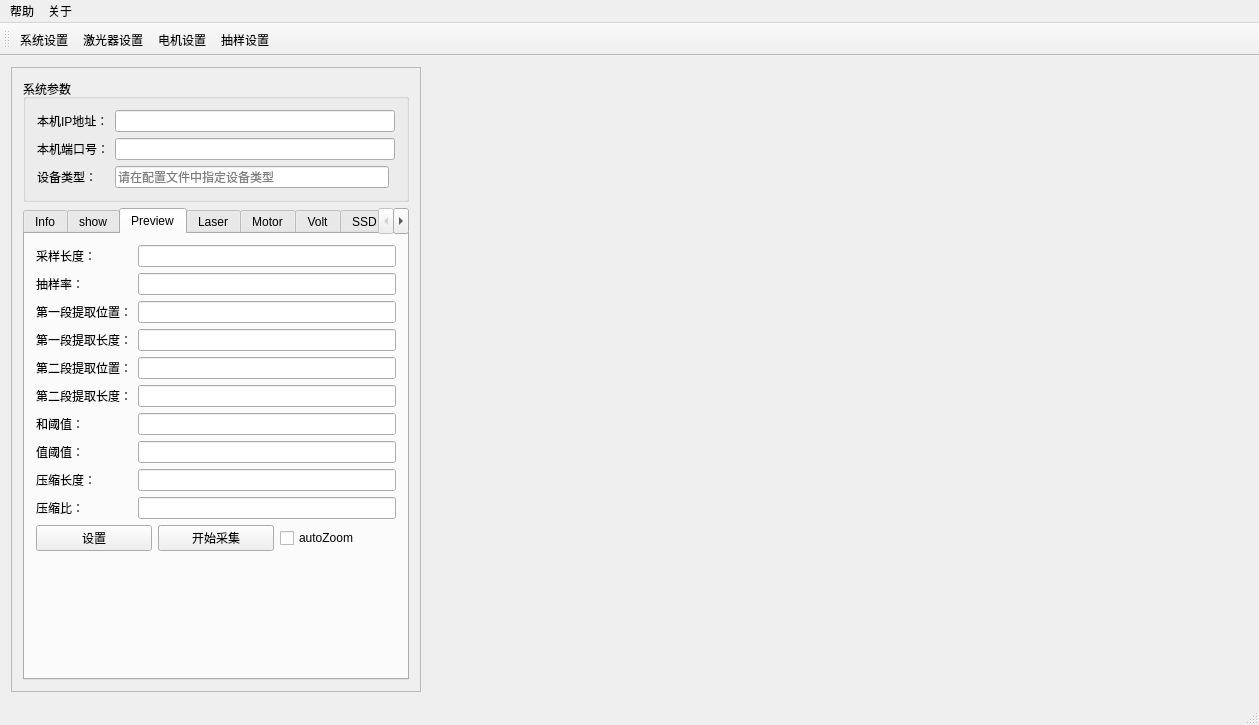
First picture: the form in ui/mainwindow.ui, repository kdurant/qt_study, before the edit.
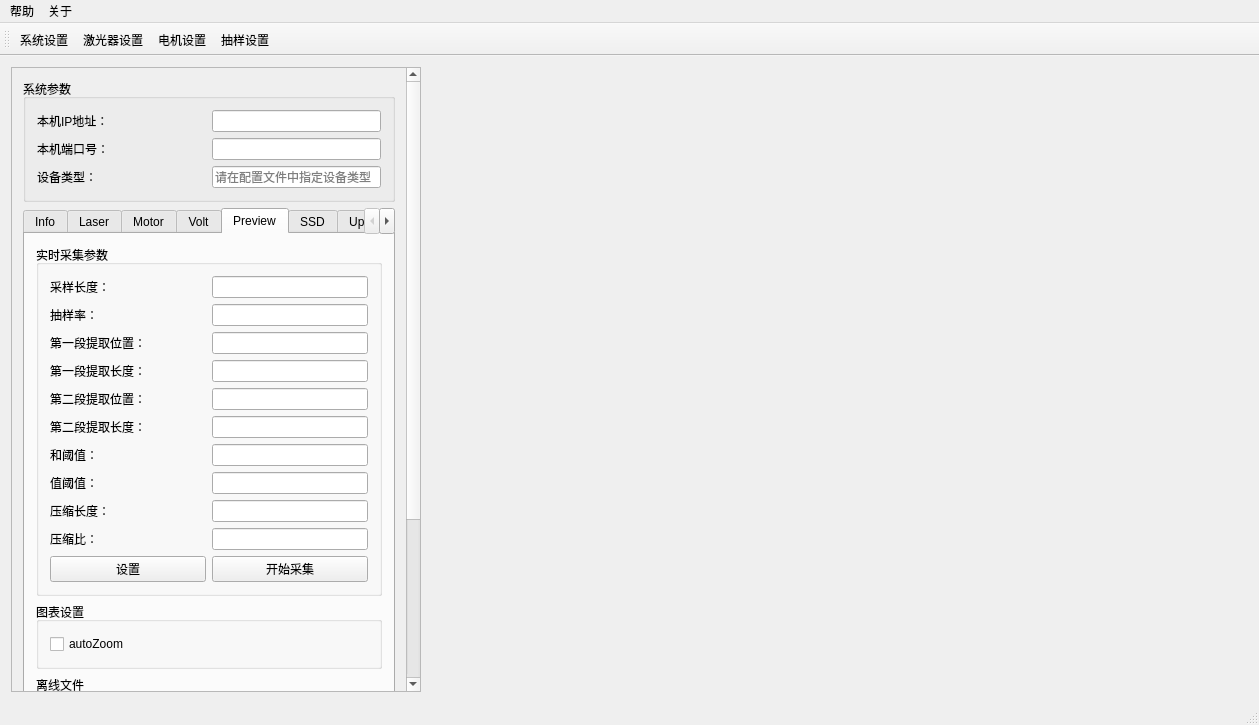
Second picture: the form after the edit. The open tabs and pages were chosen to show the change. Icons and pictures are not drawn. Custom widgets are drawn as their Qt base class.

Patch:
```diff
--- a/ui/mainwindow.ui
+++ b/ui/mainwindow.ui
@@ -32,7 +32,7 @@
          <x>0</x>
          <y>0</y>
          <width>396</width>
-         <height>618</height>
+         <height>907</height>
         </rect>
        </property>
        <layout class="QVBoxLayout" name="verticalLayout_2">
@@ -41,7 +41,30 @@
           <property name="title">
            <string>系统参数</string>
           </property>
-          <layout class="QGridLayout" name="gridLayout_9">
+          <layout class="QGridLayout" name="gridLayout_7">
+           <item row="0" column="0">
+            <widget class="QLabel" name="label_47">
+             <property name="text">
+              <string>本机IP地址：</string>
+             </property>
+            </widget>
+           </item>
+           <item row="0" column="1">
+            <widget class="QLineEdit" name="lineEdit_localIP">
+             <property name="sizePolicy">
+              <sizepolicy hsizetype="Preferred" vsizetype="Fixed">
+               <horstretch>0</horstretch>
+               <verstretch>0</verstretch>
+              </sizepolicy>
+             </property>
+             <property name="inputMask">
+              <string/>
+             </property>
+             <property name="text">
+              <string/>
+             </property>
+            </widget>
+           </item>
            <item row="1" column="0">
             <widget class="QLabel" name="label_44">
              <property name="text">
@@ -49,25 +72,34 @@
              </property>
             </widget>
            </item>
-           <item row="1" column="1" colspan="2">
+           <item row="1" column="1">
             <widget class="QLineEdit" name="lineEdit_localPort">
+             <property name="sizePolicy">
+              <sizepolicy hsizetype="Preferred" vsizetype="Fixed">
+               <horstretch>0</horstretch>
+               <verstretch>0</verstretch>
+              </sizepolicy>
+             </property>
              <property name="text">
               <string/>
              </property>
             </widget>
            </item>
-           <item row="0" column="1" colspan="2">
-            <widget class="QLineEdit" name="lineEdit_localIP">
-             <property name="inputMask">
-              <string/>
-             </property>
+           <item row="2" column="0">
+            <widget class="QLabel" name="label_4">
              <property name="text">
-              <string/>
+              <string>设备类型：</string>
              </property>
             </widget>
            </item>
            <item row="2" column="1">
             <widget class="QLineEdit" name="lineEdit_radarType">
+             <property name="sizePolicy">
+              <sizepolicy hsizetype="Preferred" vsizetype="Fixed">
+               <horstretch>0</horstretch>
+               <verstretch>0</verstretch>
+              </sizepolicy>
+             </property>
              <property name="readOnly">
               <bool>true</bool>
              </property>
@@ -76,20 +108,6 @@
              </property>
             </widget>
            </item>
-           <item row="2" column="0">
-            <widget class="QLabel" name="label_4">
-             <property name="text">
-              <string>设备类型：</string>
-             </property>
-            </widget>
-           </item>
-           <item row="0" column="0">
-            <widget class="QLabel" name="label_47">
-             <property name="text">
-              <string>本机IP地址：</string>
-             </property>
-            </widget>
-           </item>
           </layout>
          </widget>
         </item>
@@ -142,292 +160,6 @@
             </item>
            </layout>
           </widget>
-          <widget class="QWidget" name="tab_6">
-           <attribute name="title">
-            <string>show</string>
-           </attribute>
-           <layout class="QGridLayout" name="gridLayout_7">
-            <item row="2" column="2">
-             <widget class="QLineEdit" name="lineEdit_previewFrameInterval">
-              <property name="text">
-               <string>1</string>
-              </property>
-              <property name="readOnly">
-               <bool>false</bool>
-              </property>
-             </widget>
-            </item>
-            <item row="2" column="0">
-             <widget class="QLabel" name="label_6">
-              <property name="text">
-               <string>预览帧间隔：</string>
-              </property>
-             </widget>
-            </item>
-            <item row="1" column="2">
-             <widget class="QLineEdit" name="lineEdit_validFrameNum">
-              <property name="text">
-               <string>0</string>
-              </property>
-              <property name="readOnly">
-               <bool>true</bool>
-              </property>
-             </widget>
-            </item>
-            <item row="3" column="2">
-             <widget class="QLineEdit" name="lineEdit_previewTimeInterval">
-              <property name="text">
-               <string>100</string>
-              </property>
-             </widget>
-            </item>
-            <item row="0" column="0">
-             <widget class="QPushButton" name="btn_selectOfflineFile">
-              <property name="text">
-               <string>选择文件</string>
-              </property>
-             </widget>
-            </item>
-            <item row="5" column="0">
-             <widget class="QSpinBox" name="spin_framePos">
-              <property name="sizePolicy">
-               <sizepolicy hsizetype="Minimum" vsizetype="Minimum">
-                <horstretch>0</horstretch>
-                <verstretch>0</verstretch>
-               </sizepolicy>
-              </property>
-              <property name="maximumSize">
-               <size>
-                <width>16777215</width>
-                <height>16777215</height>
-               </size>
-              </property>
-             </widget>
-            </item>
-            <item row="0" column="2">
-             <widget class="QLineEdit" name="lineEdit_selectShowFile">
-              <property name="readOnly">
-               <bool>true</bool>
-              </property>
-             </widget>
-            </item>
-            <item row="1" column="0" colspan="2">
-             <widget class="QLabel" name="lable_validFrameNum">
-              <property name="text">
-               <string>有效采样帧个数:</string>
-              </property>
-             </widget>
-            </item>
-            <item row="6" column="0">
-             <spacer name="verticalSpacer_3">
-              <property name="orientation">
-               <enum>Qt::Vertical</enum>
-              </property>
-              <property name="sizeHint" stdset="0">
-               <size>
-                <width>20</width>
-                <height>40</height>
-               </size>
-              </property>
-             </spacer>
-            </item>
-            <item row="5" column="1" colspan="2">
-             <widget class="QSlider" name="slider_framePos">
-              <property name="orientation">
-               <enum>Qt::Horizontal</enum>
-              </property>
-             </widget>
-            </item>
-            <item row="3" column="0" colspan="2">
-             <widget class="QLabel" name="label_19">
-              <property name="text">
-               <string>预览时间间隔(ms)：</string>
-              </property>
-             </widget>
-            </item>
-            <item row="4" column="2">
-             <widget class="QPushButton" name="btn_stopShowWave">
-              <property name="text">
-               <string>停止</string>
-              </property>
-             </widget>
-            </item>
-            <item row="4" column="0" colspan="2">
-             <widget class="QPushButton" name="bt_showWave">
-              <property name="text">
-               <string>开始</string>
-              </property>
-             </widget>
-            </item>
-           </layout>
-          </widget>
-          <widget class="QWidget" name="tab_4">
-           <attribute name="title">
-            <string>Preview</string>
-           </attribute>
-           <layout class="QVBoxLayout" name="verticalLayout">
-            <item>
-             <layout class="QGridLayout" name="gridLayout_3">
-              <item row="6" column="1">
-               <widget class="QLineEdit" name="lineEdit_sumThreshold"/>
-              </item>
-              <item row="9" column="0">
-               <widget class="QLabel" name="label_subThreshold_3">
-                <property name="text">
-                 <string>压缩比：</string>
-                </property>
-               </widget>
-              </item>
-              <item row="7" column="0">
-               <widget class="QLabel" name="label_subThreshold">
-                <property name="text">
-                 <string>值阈值：</string>
-                </property>
-               </widget>
-              </item>
-              <item row="5" column="1">
-               <widget class="QLineEdit" name="lineEdit_secondLen">
-                <property name="toolTip">
-                 <string/>
-                </property>
-               </widget>
-              </item>
-              <item row="7" column="1">
-               <widget class="QLineEdit" name="lineEdit_subThreshold"/>
-              </item>
-              <item row="0" column="1">
-               <widget class="QLineEdit" name="lineEdit_sampleLen"/>
-              </item>
-              <item row="6" column="0">
-               <widget class="QLabel" name="label_sumThreshold">
-                <property name="text">
-                 <string>和阈值：</string>
-                </property>
-               </widget>
-              </item>
-              <item row="1" column="0">
-               <widget class="QLabel" name="label_16">
-                <property name="text">
-                 <string>抽样率：</string>
-                </property>
-               </widget>
-              </item>
-              <item row="4" column="0">
-               <widget class="QLabel" name="label_secondStartPos">
-                <property name="text">
-                 <string>第二段提取位置：</string>
-                </property>
-               </widget>
-              </item>
-              <item row="1" column="1">
-               <widget class="QLineEdit" name="lineEdit_sampleRate"/>
-              </item>
-              <item row="8" column="0">
-               <widget class="QLabel" name="label_subThreshold_2">
-                <property name="text">
-                 <string>压缩长度：</string>
-                </property>
-               </widget>
-              </item>
-              <item row="3" column="1">
-               <widget class="QLineEdit" name="lineEdit_firstLen"/>
-              </item>
-              <item row="3" column="0">
-               <widget class="QLabel" name="label_18">
-                <property name="text">
-                 <string>第一段提取长度：</string>
-                </property>
-               </widget>
-              </item>
-              <item row="2" column="0">
-               <widget class="QLabel" name="label_17">
-                <property name="text">
-                 <string>第一段提取位置：</string>
-                </property>
-               </widget>
-              </item>
-              <item row="5" column="0">
-               <widget class="QLabel" name="label_secondLen">
-                <property name="text">
-                 <string>第二段提取长度：</string>
-                </property>
-               </widget>
-              </item>
-              <item row="0" column="0">
-               <widget class="QLabel" name="label_15">
-                <property name="text">
-                 <string>采样长度：</string>
-                </property>
-               </widget>
-              </item>
-              <item row="2" column="1">
-               <widget class="QLineEdit" name="lineEdit_firstStartPos"/>
-              </item>
-              <item row="4" column="1">
-               <widget class="QLineEdit" name="lineEdit_secondStartPos">
-                <property name="toolTip">
-                 <string>第二段起始位置需要大于第一段提取位置和提取长度之和</string>
-                </property>
-               </widget>
-              </item>
-              <item row="9" column="1">
-               <widget class="QLineEdit" name="lineEdit_compressRatio"/>
-              </item>
-              <item row="8" column="1">
-               <widget class="QLineEdit" name="lineEdit_compressLen"/>
-              </item>
-             </layout>
-            </item>
-            <item>
-             <layout class="QHBoxLayout" name="horizontalLayout_2">
-              <item>
-               <widget class="QPushButton" name="pushButton_setPreviewPara">
-                <property name="text">
-                 <string>设置</string>
-                </property>
-               </widget>
-              </item>
-              <item>
-               <widget class="QPushButton" name="pushButton_sampleEnable">
-                <property name="text">
-                 <string>开始采集</string>
-                </property>
-               </widget>
-              </item>
-              <item>
-               <widget class="QCheckBox" name="checkBox_autoZoom">
-                <property name="text">
-                 <string>autoZoom</string>
-                </property>
-               </widget>
-              </item>
-             </layout>
-            </item>
-            <item>
-             <widget class="QLabel" name="label">
-              <property name="text">
-               <string/>
-              </property>
-              <property name="pixmap">
-               <pixmap resource="../res.qrc">:/qss/ch_pos.png</pixmap>
-              </property>
-             </widget>
-            </item>
-            <item>
-             <spacer name="verticalSpacer">
-              <property name="orientation">
-               <enum>Qt::Vertical</enum>
-              </property>
-              <property name="sizeHint" stdset="0">
-               <size>
-                <width>20</width>
-                <height>40</height>
-               </size>
-              </property>
-             </spacer>
-            </item>
-           </layout>
-          </widget>
           <widget class="QWidget" name="tab_2">
            <attribute name="title">
             <string>Laser</string>
@@ -875,6 +607,336 @@
             </item>
            </layout>
           </widget>
+          <widget class="QWidget" name="tab_4">
+           <attribute name="title">
+            <string>Preview</string>
+           </attribute>
+           <layout class="QVBoxLayout" name="verticalLayout">
+            <item>
+             <widget class="QGroupBox" name="groupBox_5">
+              <property name="title">
+               <string>实时采集参数</string>
+              </property>
+              <layout class="QGridLayout" name="gridLayout_11">
+               <item row="2" column="0">
+                <widget class="QLabel" name="label_17">
+                 <property name="text">
+                  <string>第一段提取位置：</string>
+                 </property>
+                </widget>
+               </item>
+               <item row="11" column="0">
+                <widget class="QPushButton" name="pushButton_setPreviewPara">
+                 <property name="text">
+                  <string>设置</string>
+                 </property>
+                </widget>
+               </item>
+               <item row="10" column="0">
+                <widget class="QLabel" name="label_subThreshold_3">
+                 <property name="text">
+                  <string>压缩比：</string>
+                 </property>
+                </widget>
+               </item>
+               <item row="9" column="0">
+                <widget class="QLabel" name="label_subThreshold_2">
+                 <property name="text">
+                  <string>压缩长度：</string>
+                 </property>
+                </widget>
+               </item>
+               <item row="8" column="0">
+                <widget class="QLabel" name="label_subThreshold">
+                 <property name="text">
+                  <string>值阈值：</string>
+                 </property>
+                </widget>
+               </item>
+               <item row="1" column="0">
+                <widget class="QLabel" name="label_16">
+                 <property name="text">
+                  <string>抽样率：</string>
+                 </property>
+                </widget>
+               </item>
+               <item row="7" column="0">
+                <widget class="QLabel" name="label_sumThreshold">
+                 <property name="text">
+                  <string>和阈值：</string>
+                 </property>
+                </widget>
+               </item>
+               <item row="9" column="1">
+                <widget class="QLineEdit" name="lineEdit_compressLen">
+                 <property name="sizePolicy">
+                  <sizepolicy hsizetype="Preferred" vsizetype="Fixed">
+                   <horstretch>0</horstretch>
+                   <verstretch>0</verstretch>
+                  </sizepolicy>
+                 </property>
+                </widget>
+               </item>
+               <item row="0" column="0">
+                <widget class="QLabel" name="label_15">
+                 <property name="text">
+                  <string>采样长度：</string>
+                 </property>
+                </widget>
+               </item>
+               <item row="8" column="1">
+                <widget class="QLineEdit" name="lineEdit_subThreshold">
+                 <property name="sizePolicy">
+                  <sizepolicy hsizetype="Preferred" vsizetype="Fixed">
+                   <horstretch>0</horstretch>
+                   <verstretch>0</verstretch>
+                  </sizepolicy>
+                 </property>
+                </widget>
+               </item>
+               <item row="10" column="1">
+                <widget class="QLineEdit" name="lineEdit_compressRatio">
+                 <property name="sizePolicy">
+                  <sizepolicy hsizetype="Preferred" vsizetype="Fixed">
+                   <horstretch>0</horstretch>
+                   <verstretch>0</verstretch>
+                  </sizepolicy>
+                 </property>
+                </widget>
+               </item>
+               <item row="11" column="1">
+                <widget class="QPushButton" name="pushButton_sampleEnable">
+                 <property name="text">
+                  <string>开始采集</string>
+                 </property>
+                </widget>
+               </item>
+               <item row="6" column="0">
+                <widget class="QLabel" name="label_secondLen">
+                 <property name="text">
+                  <string>第二段提取长度：</string>
+                 </property>
+                </widget>
+               </item>
+               <item row="7" column="1">
+                <widget class="QLineEdit" name="lineEdit_sumThreshold">
+                 <property name="sizePolicy">
+                  <sizepolicy hsizetype="Preferred" vsizetype="Fixed">
+                   <horstretch>0</horstretch>
+                   <verstretch>0</verstretch>
+                  </sizepolicy>
+                 </property>
+                </widget>
+               </item>
+               <item row="6" column="1">
+                <widget class="QLineEdit" name="lineEdit_secondLen">
+                 <property name="sizePolicy">
+                  <sizepolicy hsizetype="Preferred" vsizetype="Fixed">
+                   <horstretch>0</horstretch>
+                   <verstretch>0</verstretch>
+                  </sizepolicy>
+                 </property>
+                 <property name="toolTip">
+                  <string/>
+                 </property>
+                </widget>
+               </item>
+               <item row="4" column="0">
+                <widget class="QLabel" name="label_secondStartPos">
+                 <property name="text">
+                  <string>第二段提取位置：</string>
+                 </property>
+                </widget>
+               </item>
+               <item row="3" column="0">
+                <widget class="QLabel" name="label_18">
+                 <property name="text">
+                  <string>第一段提取长度：</string>
+                 </property>
+                </widget>
+               </item>
+               <item row="4" column="1">
+                <widget class="QLineEdit" name="lineEdit_secondStartPos">
+                 <property name="sizePolicy">
+                  <sizepolicy hsizetype="Preferred" vsizetype="Fixed">
+                   <horstretch>0</horstretch>
+                   <verstretch>0</verstretch>
+                  </sizepolicy>
+                 </property>
+                 <property name="toolTip">
+                  <string>第二段起始位置需要大于第一段提取位置和提取长度之和</string>
+                 </property>
+                </widget>
+               </item>
+               <item row="3" column="1">
+                <widget class="QLineEdit" name="lineEdit_firstLen">
+                 <property name="sizePolicy">
+                  <sizepolicy hsizetype="Preferred" vsizetype="Fixed">
+                   <horstretch>0</horstretch>
+                   <verstretch>0</verstretch>
+                  </sizepolicy>
+                 </property>
+                </widget>
+               </item>
+               <item row="2" column="1">
+                <widget class="QLineEdit" name="lineEdit_firstStartPos">
+                 <property name="sizePolicy">
+                  <sizepolicy hsizetype="Preferred" vsizetype="Fixed">
+                   <horstretch>0</horstretch>
+                   <verstretch>0</verstretch>
+                  </sizepolicy>
+                 </property>
+                </widget>
+               </item>
+               <item row="1" column="1">
+                <widget class="QLineEdit" name="lineEdit_sampleRate">
+                 <property name="sizePolicy">
+                  <sizepolicy hsizetype="Preferred" vsizetype="Fixed">
+                   <horstretch>0</horstretch>
+                   <verstretch>0</verstretch>
+                  </sizepolicy>
+                 </property>
+                </widget>
+               </item>
+               <item row="0" column="1">
+                <widget class="QLineEdit" name="lineEdit_sampleLen">
+                 <property name="sizePolicy">
+                  <sizepolicy hsizetype="Preferred" vsizetype="Fixed">
+                   <horstretch>0</horstretch>
+                   <verstretch>0</verstretch>
+                  </sizepolicy>
+                 </property>
+                </widget>
+               </item>
+              </layout>
+             </widget>
+            </item>
+            <item>
+             <widget class="QGroupBox" name="groupBox_8">
+              <property name="title">
+               <string>图表设置</string>
+              </property>
+              <layout class="QVBoxLayout" name="verticalLayout_5">
+               <item>
+                <widget class="QCheckBox" name="checkBox_autoZoom">
+                 <property name="text">
+                  <string>autoZoom</string>
+                 </property>
+                </widget>
+               </item>
+              </layout>
+             </widget>
+            </item>
+            <item>
+             <widget class="QGroupBox" name="groupBox_6">
+              <property name="title">
+               <string>离线文件</string>
+              </property>
+              <layout class="QGridLayout" name="gridLayout_3">
+               <item row="3" column="1" colspan="3">
+                <widget class="QLineEdit" name="lineEdit_validFrameNum">
+                 <property name="text">
+                  <string>0</string>
+                 </property>
+                 <property name="readOnly">
+                  <bool>true</bool>
+                 </property>
+                </widget>
+               </item>
+               <item row="4" column="2" colspan="2">
+                <widget class="QLineEdit" name="lineEdit_previewFrameInterval">
+                 <property name="text">
+                  <string>1</string>
+                 </property>
+                 <property name="readOnly">
+                  <bool>false</bool>
+                 </property>
+                </widget>
+               </item>
+               <item row="2" column="1" colspan="3">
+                <widget class="QLineEdit" name="lineEdit_selectShowFile">
+                 <property name="readOnly">
+                  <bool>true</bool>
+                 </property>
+                </widget>
+               </item>
+               <item row="6" column="3">
+                <widget class="QPushButton" name="btn_stopShowWave">
+                 <property name="text">
+                  <string>停止</string>
+                 </property>
+                </widget>
+               </item>
+               <item row="4" column="0">
+                <widget class="QLabel" name="label_6">
+                 <property name="text">
+                  <string>预览帧间隔：</string>
+                 </property>
+                </widget>
+               </item>
+               <item row="7" column="1" colspan="3">
+                <widget class="QSlider" name="slider_framePos">
+                 <property name="orientation">
+                  <enum>Qt::Horizontal</enum>
+                 </property>
+                </widget>
+               </item>
+               <item row="7" column="0">
+                <widget class="QSpinBox" name="spin_framePos">
+                 <property name="sizePolicy">
+                  <sizepolicy hsizetype="Minimum" vsizetype="Minimum">
+                   <horstretch>0</horstretch>
+                   <verstretch>0</verstretch>
+                  </sizepolicy>
+                 </property>
+                 <property name="maximumSize">
+                  <size>
+                   <width>16777215</width>
+                   <height>16777215</height>
+                  </size>
+                 </property>
+                </widget>
+               </item>
+               <item row="3" column="0">
+                <widget class="QLabel" name="lable_validFrameNum">
+                 <property name="text">
+                  <string>有效采样帧个数:</string>
+                 </property>
+                </widget>
+               </item>
+               <item row="5" column="0" colspan="2">
+                <widget class="QLabel" name="label_19">
+                 <property name="text">
+                  <string>预览时间间隔(ms)：</string>
+                 </property>
+                </widget>
+               </item>
+               <item row="6" column="0" colspan="3">
+                <widget class="QPushButton" name="bt_showWave">
+                 <property name="text">
+                  <string>开始</string>
+                 </property>
+                </widget>
+               </item>
+               <item row="2" column="0">
+                <widget class="QPushButton" name="btn_selectOfflineFile">
+                 <property name="text">
+                  <string>选择文件</string>
+                 </property>
+                </widget>
+               </item>
+               <item row="5" column="2" colspan="2">
+                <widget class="QLineEdit" name="lineEdit_previewTimeInterval">
+                 <property name="text">
+                  <string>100</string>
+                 </property>
+                </widget>
+               </item>
+              </layout>
+             </widget>
+            </item>
+           </layout>
+          </widget>
           <widget class="QWidget" name="tab_3">
            <attribute name="title">
             <string>SSD</string>
```
Left out of the diff: 6 changed lines with no effect on the pictures.
